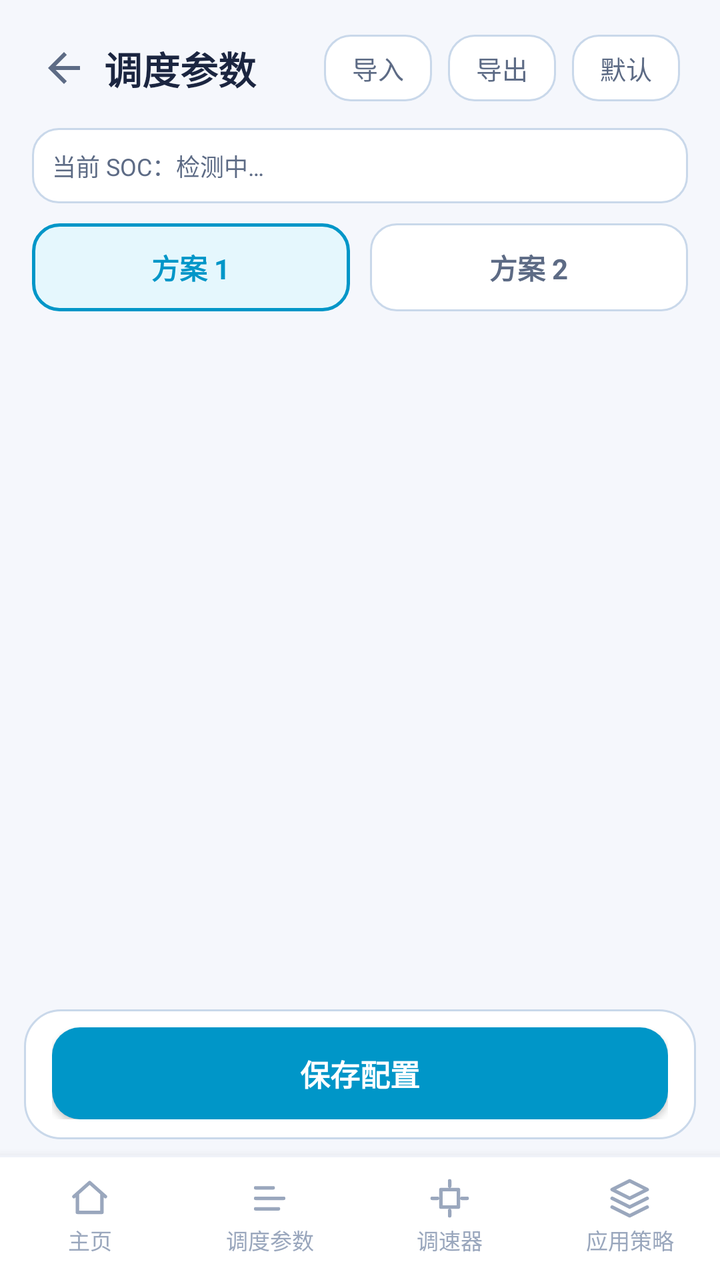
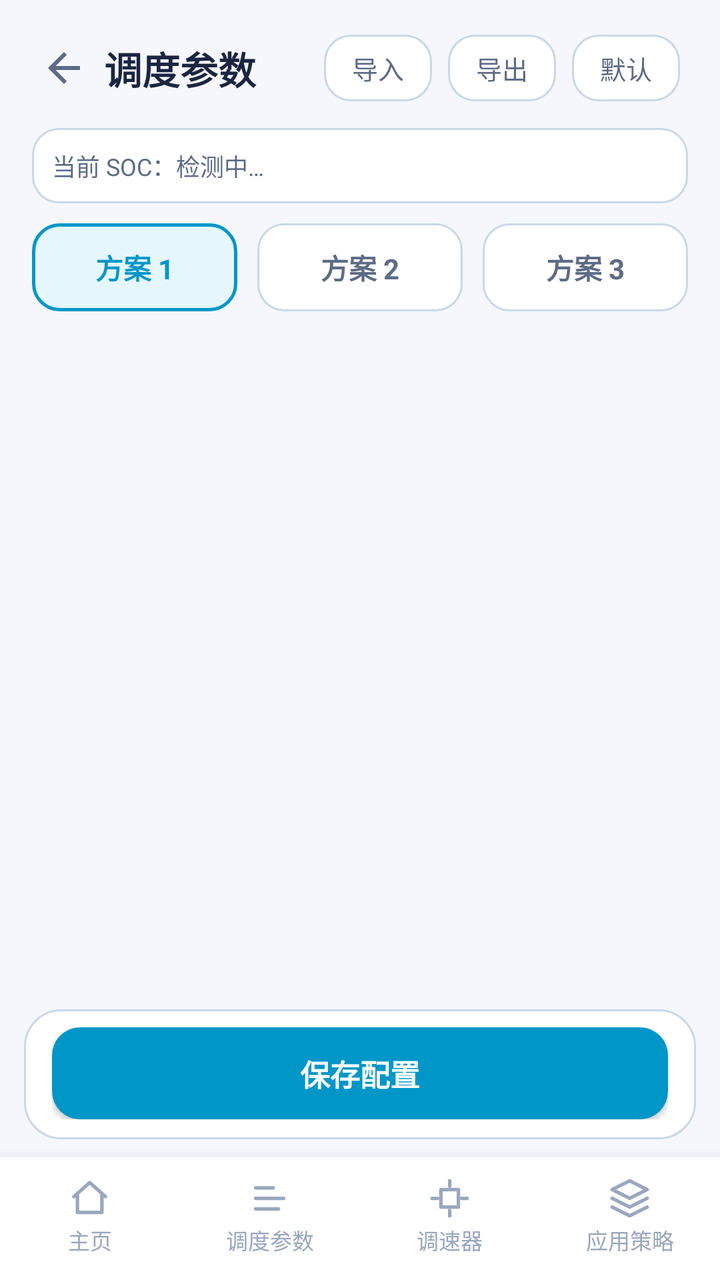

Before-and-after screenshots of an Android layout around one commit, followed by the original layout XML and the change that was made.
<!-- AndroidManifest.xml: application theme AppTheme -->
<!-- res/layout/activity_schedule.xml -->
<?xml version="1.0" encoding="utf-8"?>
<LinearLayout xmlns:android="http://schemas.android.com/apk/res/android"
    android:layout_width="match_parent"
    android:layout_height="match_parent"
    android:orientation="vertical">

    
    <LinearLayout
        android:layout_width="match_parent"
        android:layout_height="wrap_content"
        android:orientation="horizontal"
        android:gravity="center_vertical"
        android:paddingStart="12dp"
        android:paddingEnd="20dp"
        android:paddingTop="14dp"
        android:paddingBottom="10dp">

        <ImageView
            android:id="@+id/btnBack"
            android:layout_width="40dp"
            android:layout_height="40dp"
            android:padding="8dp"
            android:src="@drawable/ic_back"
            android:background="?android:attr/selectableItemBackgroundBorderless"
            android:contentDescription="返回" />

        <TextView
            android:layout_width="0dp"
            android:layout_height="wrap_content"
            android:layout_weight="1"
            android:text="调度参数"
            android:textColor="@color/textPrimary"
            android:textSize="19sp"
            android:textStyle="bold" />

        <TextView
            android:id="@+id/btnImport"
            android:layout_width="wrap_content"
            android:layout_height="wrap_content"
            android:layout_marginEnd="8dp"
            android:background="@drawable/bg_tab"
            android:paddingStart="14dp"
            android:paddingEnd="14dp"
            android:paddingTop="7dp"
            android:paddingBottom="7dp"
            android:text="导入"
            android:textColor="@color/textSecondary"
            android:textSize="13sp" />

        <TextView
            android:id="@+id/btnExport"
            android:layout_width="wrap_content"
            android:layout_height="wrap_content"
            android:layout_marginEnd="8dp"
            android:background="@drawable/bg_tab"
            android:paddingStart="14dp"
            android:paddingEnd="14dp"
            android:paddingTop="7dp"
            android:paddingBottom="7dp"
            android:text="导出"
            android:textColor="@color/textSecondary"
            android:textSize="13sp" />

        <TextView
            android:id="@+id/btnReset"
            android:layout_width="wrap_content"
            android:layout_height="wrap_content"
            android:background="@drawable/bg_tab"
            android:paddingStart="14dp"
            android:paddingEnd="14dp"
            android:paddingTop="7dp"
            android:paddingBottom="7dp"
            android:text="默认"
            android:textColor="@color/textSecondary"
            android:textSize="13sp" />
    </LinearLayout>

    
    <TextView
        android:id="@+id/socTip"
        android:layout_width="match_parent"
        android:layout_height="wrap_content"
        android:layout_marginStart="16dp"
        android:layout_marginEnd="16dp"
        android:background="@drawable/bg_tab"
        android:padding="10dp"
        android:text="当前 SOC：检测中…"
        android:textColor="@color/textSecondary"
        android:textSize="12sp" />

    
    <LinearLayout
        android:layout_width="match_parent"
        android:layout_height="wrap_content"
        android:orientation="horizontal"
        android:layout_marginStart="16dp"
        android:layout_marginEnd="16dp"
        android:layout_marginTop="10dp">

        <TextView
            android:id="@+id/tabA"
            android:layout_width="0dp"
            android:layout_height="44dp"
            android:layout_weight="1"
            android:gravity="center"
            android:background="@drawable/bg_tab_sel"
            android:text="方案 1"
            android:textColor="@color/accent"
            android:textSize="14sp"
            android:textStyle="bold" />

        <View
            android:layout_width="10dp"
            android:layout_height="1dp" />

        <TextView
            android:id="@+id/tabB"
            android:layout_width="0dp"
            android:layout_height="44dp"
            android:layout_weight="1"
            android:gravity="center"
            android:background="@drawable/bg_tab"
            android:text="方案 2"
            android:textColor="@color/textSecondary"
            android:textSize="14sp"
            android:textStyle="bold" />
    </LinearLayout>

    <ScrollView
        android:id="@+id/scroll"
        android:layout_width="match_parent"
        android:layout_height="0dp"
        android:layout_weight="1"
        android:scrollbars="none">

        <LinearLayout
            android:id="@+id/modesContainer"
            android:layout_width="match_parent"
            android:layout_height="wrap_content"
            android:orientation="vertical"
            android:paddingStart="16dp"
            android:paddingEnd="16dp"
            android:paddingTop="14dp"
            android:paddingBottom="24dp" />
    </ScrollView>

    
    <LinearLayout
        android:layout_width="match_parent"
        android:layout_height="wrap_content"
        android:layout_marginStart="12dp"
        android:layout_marginEnd="12dp"
        android:layout_marginBottom="8dp"
        android:orientation="horizontal"
        android:gravity="center_vertical"
        android:paddingStart="14dp"
        android:paddingEnd="14dp"
        android:paddingTop="9dp"
        android:paddingBottom="10dp"
        android:background="@drawable/bg_card">

        <Button
            android:id="@+id/saveBtn"
            android:layout_width="match_parent"
            android:layout_height="46dp"
            android:background="@drawable/btn_primary"
            android:text="保存配置"
            android:textColor="#FFFFFF"
            android:textSize="15sp"
            android:textStyle="bold" />
    </LinearLayout>

    
    <include layout="@layout/view_bottom_nav" />
</LinearLayout>
<!-- res/layout/view_bottom_nav.xml (included above) -->
<?xml version="1.0" encoding="utf-8"?>
<LinearLayout xmlns:android="http://schemas.android.com/apk/res/android"
    android:id="@+id/bottomNav"
    android:layout_width="match_parent"
    android:layout_height="wrap_content"
    android:orientation="vertical"
    android:background="@drawable/bg_bottom_nav"
    android:elevation="8dp">

    <View
        android:layout_width="match_parent"
        android:layout_height="1dp"
        android:background="@color/divider" />

    <LinearLayout
        android:layout_width="match_parent"
        android:layout_height="wrap_content"
        android:orientation="horizontal"
        android:paddingTop="8dp"
        android:paddingBottom="10dp">

        
        <LinearLayout
            android:id="@+id/navHome"
            android:layout_width="0dp"
            android:layout_height="wrap_content"
            android:layout_weight="1"
            android:orientation="vertical"
            android:gravity="center"
            android:clickable="true"
            android:focusable="true"
            android:paddingTop="2dp"
            android:paddingBottom="2dp">

            <ImageView
                android:id="@+id/navHomeIcon"
                android:layout_width="21dp"
                android:layout_height="21dp"
                android:src="@drawable/ic_nav_home"
                android:contentDescription="主页" />

            <TextView
                android:id="@+id/navHomeText"
                android:layout_width="wrap_content"
                android:layout_height="wrap_content"
                android:layout_marginTop="2dp"
                android:text="主页"
                android:textColor="@color/textDim"
                android:textSize="11sp" />
        </LinearLayout>

        
        <LinearLayout
            android:id="@+id/navSchedule"
            android:layout_width="0dp"
            android:layout_height="wrap_content"
            android:layout_weight="1"
            android:orientation="vertical"
            android:gravity="center"
            android:clickable="true"
            android:focusable="true"
            android:paddingTop="2dp"
            android:paddingBottom="2dp">

            <ImageView
                android:id="@+id/navScheduleIcon"
                android:layout_width="21dp"
                android:layout_height="21dp"
                android:src="@drawable/ic_nav_schedule"
                android:contentDescription="调度参数" />

            <TextView
                android:id="@+id/navScheduleText"
                android:layout_width="wrap_content"
                android:layout_height="wrap_content"
                android:layout_marginTop="2dp"
                android:text="调度参数"
                android:textColor="@color/textDim"
                android:textSize="11sp" />
        </LinearLayout>

        
        <LinearLayout
            android:id="@+id/navGovernor"
            android:layout_width="0dp"
            android:layout_height="wrap_content"
            android:layout_weight="1"
            android:orientation="vertical"
            android:gravity="center"
            android:clickable="true"
            android:focusable="true"
            android:paddingTop="2dp"
            android:paddingBottom="2dp">

            <ImageView
                android:id="@+id/navGovernorIcon"
                android:layout_width="21dp"
                android:layout_height="21dp"
                android:src="@drawable/ic_nav_governor"
                android:contentDescription="调速器" />

            <TextView
                android:id="@+id/navGovernorText"
                android:layout_width="wrap_content"
                android:layout_height="wrap_content"
                android:layout_marginTop="2dp"
                android:text="调速器"
                android:textColor="@color/textDim"
                android:textSize="11sp" />
        </LinearLayout>

        
        <LinearLayout
            android:id="@+id/navMode"
            android:layout_width="0dp"
            android:layout_height="wrap_content"
            android:layout_weight="1"
            android:orientation="vertical"
            android:gravity="center"
            android:clickable="true"
            android:focusable="true"
            android:paddingTop="2dp"
            android:paddingBottom="2dp">

            <ImageView
                android:id="@+id/navModeIcon"
                android:layout_width="21dp"
                android:layout_height="21dp"
                android:src="@drawable/ic_nav_mode"
                android:contentDescription="应用策略" />

            <TextView
                android:id="@+id/navModeText"
                android:layout_width="wrap_content"
                android:layout_height="wrap_content"
                android:layout_marginTop="2dp"
                android:text="应用策略"
                android:textColor="@color/textDim"
                android:textSize="11sp" />
        </LinearLayout>
    </LinearLayout>
</LinearLayout>
<!-- resources referenced by this layout -->
<resources>
  <color name="accent">#0096C8</color>
  <color name="divider">#EFF2F8</color>
  <color name="textDim">#9AA7BD</color>
  <color name="textPrimary">#1B2540</color>
  <color name="textSecondary">#5D6B85</color>
  <!-- drawable bg_bottom_nav (drawable) -->
  <?xml version="1.0" encoding="utf-8"?>
  <shape xmlns:android="http://schemas.android.com/apk/res/android">
      <solid android:color="@color/titleBar" />
  </shape>
  <!-- drawable bg_card (drawable) -->
  <?xml version="1.0" encoding="utf-8"?>
  <shape xmlns:android="http://schemas.android.com/apk/res/android">
      <solid android:color="@color/bgCard" />
      <corners android:radius="18dp" />
      <stroke android:width="1dp" android:color="@color/bgCardStroke" />
  </shape>
  <!-- drawable bg_tab (drawable) -->
  <?xml version="1.0" encoding="utf-8"?>
  <shape xmlns:android="http://schemas.android.com/apk/res/android">
      <solid android:color="@color/bgCard" />
      <corners android:radius="13dp" />
      <stroke android:width="1dp" android:color="@color/bgCardStroke" />
  </shape>
  <!-- drawable bg_tab_sel (drawable) -->
  <?xml version="1.0" encoding="utf-8"?>
  <shape xmlns:android="http://schemas.android.com/apk/res/android">
      <solid android:color="@color/accentSoft" />
      <corners android:radius="13dp" />
      <stroke android:width="1.5dp" android:color="@color/accent" />
  </shape>
  <!-- drawable btn_primary (drawable) -->
  <?xml version="1.0" encoding="utf-8"?>
  <shape xmlns:android="http://schemas.android.com/apk/res/android">
      <solid android:color="@color/accent" />
      <corners android:radius="14dp" />
  </shape>
  <!-- drawable ic_back (drawable) -->
  <?xml version="1.0" encoding="utf-8"?>
  <vector xmlns:android="http://schemas.android.com/apk/res/android"
      android:width="24dp" android:height="24dp"
      android:viewportWidth="24" android:viewportHeight="24">
      <path android:fillColor="#5D6B85"
          android:pathData="M20,11H7.83l5.59,-5.59L12,4l-8,8 8,8 1.41,-1.41L7.83,13H20v-2z" />
  </vector>
  <!-- drawable ic_nav_home (drawable) -->
  <?xml version="1.0" encoding="utf-8"?>
  <vector xmlns:android="http://schemas.android.com/apk/res/android"
      android:width="21dp" android:height="21dp"
      android:viewportWidth="24" android:viewportHeight="24">
      <path android:fillColor="#00000000"
          android:strokeColor="#9AA7BD"
          android:strokeWidth="2"
          android:strokeLineCap="round"
          android:strokeLineJoin="round"
          android:pathData="M3,11 L12,3 L21,11 M5,10 L5,20 L19,20 L19,10" />
  </vector>
  <!-- drawable ic_nav_mode (drawable) -->
  <?xml version="1.0" encoding="utf-8"?>
  <vector xmlns:android="http://schemas.android.com/apk/res/android"
      android:width="21dp" android:height="21dp"
      android:viewportWidth="24" android:viewportHeight="24">
      <path android:fillColor="#00000000"
          android:strokeColor="#9AA7BD"
          android:strokeWidth="2"
          android:strokeLineCap="round"
          android:strokeLineJoin="round"
          android:pathData="M12,2 L2,7 L12,12 L22,7 Z M2,17 L12,22 L22,17 M2,12 L12,17 L22,12" />
  </vector>
  <!-- drawable ic_nav_schedule (drawable) -->
  <?xml version="1.0" encoding="utf-8"?>
  <vector xmlns:android="http://schemas.android.com/apk/res/android"
      android:width="21dp" android:height="21dp"
      android:viewportWidth="24" android:viewportHeight="24">
      <path android:fillColor="#00000000"
          android:strokeColor="#9AA7BD"
          android:strokeWidth="2"
          android:strokeLineCap="round"
          android:strokeLineJoin="round"
          android:pathData="M4,6 L14,6 M4,12 L20,12 M4,18 L17,18" />
  </vector>
  <color name="titleBar">#FFFFFF</color>
  <color name="bgCard">#FFFFFF</color>
  <color name="bgCardStroke">#C9D8EA</color>
  <color name="accentSoft">#E5F7FD</color>
  <color name="bg">#F5F7FC</color>
  <!-- unchanged entries left out for length: 2 -->
</resources>

<!-- the commit's change to res/layout/activity_schedule.xml (unified diff, before → after) -->
@@ -121,6 +121,22 @@
             android:gravity="center"
             android:background="@drawable/bg_tab"
             android:text="方案 2"
+            android:textColor="@color/textSecondary"
+            android:textSize="14sp"
+            android:textStyle="bold" />
+
+        <View
+            android:layout_width="10dp"
+            android:layout_height="1dp" />
+
+        <TextView
+            android:id="@+id/tabC"
+            android:layout_width="0dp"
+            android:layout_height="44dp"
+            android:layout_weight="1"
+            android:gravity="center"
+            android:background="@drawable/bg_tab"
+            android:text="方案 3"
             android:textColor="@color/textSecondary"
             android:textSize="14sp"
             android:textStyle="bold" />
